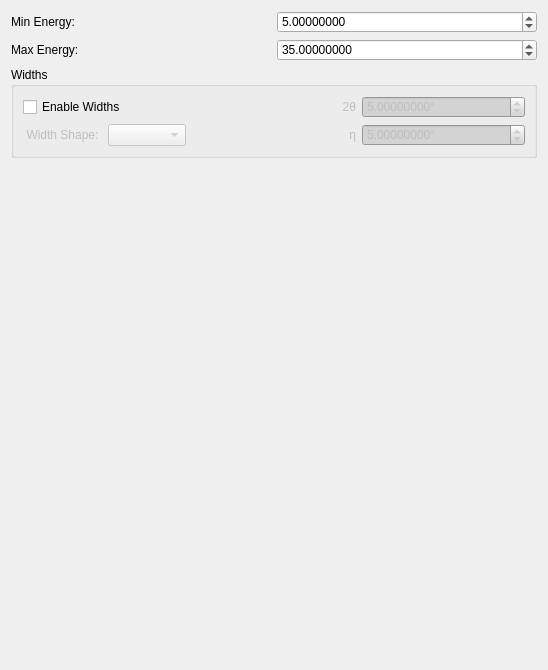
Above: hexrd/ui/resources/ui/laue_overlay_editor.ui from HEXRD/hexrdgui before the change. Below: the same form after it.
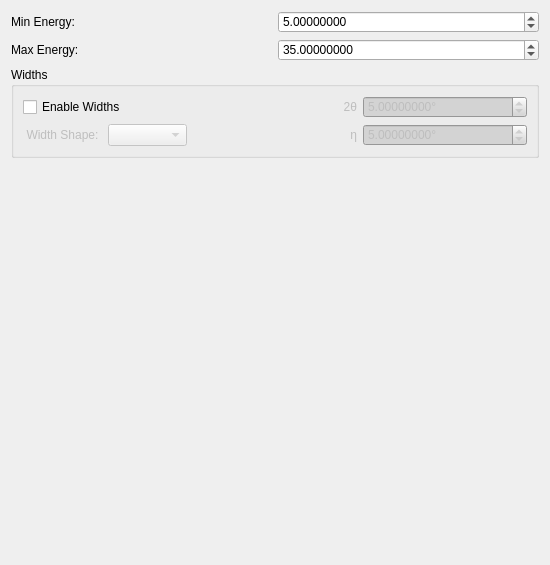
That is the form after the change. Custom widgets are drawn as their Qt base class.

Commit message:
Reduce minimum size of calibration crystal editor
It doesn't actually have to be as big as it has been being drawn.

The edit to the form file:
```diff
--- a/hexrd/ui/resources/ui/laue_overlay_editor.ui
+++ b/hexrd/ui/resources/ui/laue_overlay_editor.ui
@@ -6,8 +6,8 @@
    <rect>
     <x>0</x>
     <y>0</y>
-    <width>548</width>
-    <height>670</height>
+    <width>550</width>
+    <height>565</height>
    </rect>
   </property>
   <property name="sizePolicy">
@@ -19,7 +19,7 @@
   <property name="minimumSize">
    <size>
     <width>0</width>
-    <height>670</height>
+    <height>565</height>
    </size>
   </property>
   <property name="windowTitle">
```
The commit also changes 2 other files.
